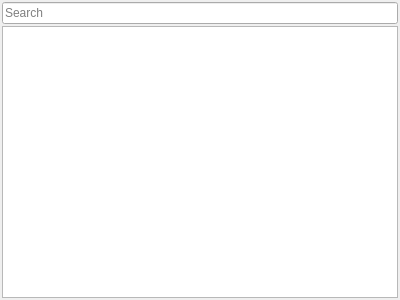
The window that worldeditor/src/editors/propertyedit/propertyeditor.ui (thunder-engine/thunder) describes before a commit, drawn with Qt 5.
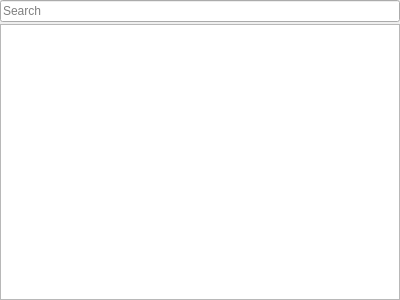
The same window after the commit.

```diff
--- a/worldeditor/src/editors/propertyedit/propertyeditor.ui
+++ b/worldeditor/src/editors/propertyedit/propertyeditor.ui
@@ -18,16 +18,16 @@
     <number>2</number>
    </property>
    <property name="leftMargin">
-    <number>2</number>
+    <number>0</number>
    </property>
    <property name="topMargin">
-    <number>2</number>
+    <number>0</number>
    </property>
    <property name="rightMargin">
-    <number>2</number>
+    <number>0</number>
    </property>
    <property name="bottomMargin">
-    <number>2</number>
+    <number>0</number>
    </property>
    <item>
     <widget class="QLineEdit" name="lineEdit">
```
